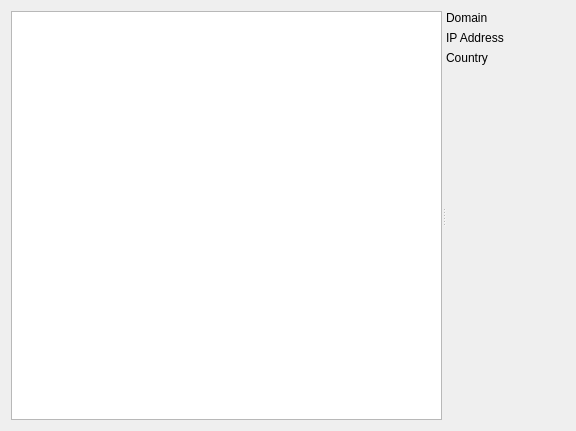
Above: dnspage.ui from kikz0rsk/FlowLab-Desktop before the change. Below: the same form after it.
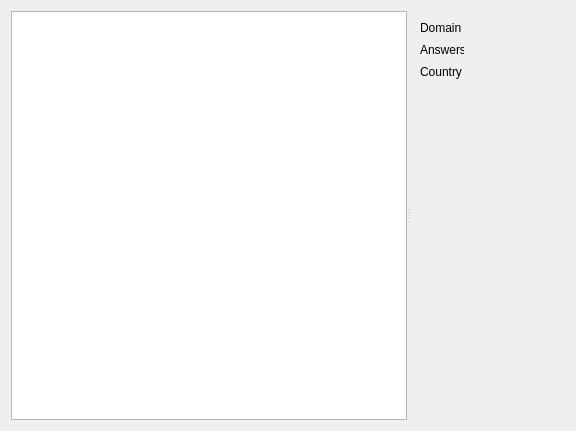
That is the form after the change.

```diff
--- a/dnspage.ui
+++ b/dnspage.ui
@@ -16,61 +16,89 @@
   <layout class="QHBoxLayout" name="horizontalLayout">
    <item>
     <widget class="QSplitter" name="splitter">
-     <property name="frameShape">
-      <enum>QFrame::Shape::NoFrame</enum>
-     </property>
      <property name="orientation">
       <enum>Qt::Orientation::Horizontal</enum>
      </property>
-     <property name="handleWidth">
-      <number>4</number>
-     </property>
-     <widget class="QListView" name="listView"/>
+     <widget class="QTableView" name="dnsList"/>
      <widget class="QWidget" name="formWidget" native="true">
-      <layout class="QFormLayout" name="formLayout">
-       <item row="0" column="0">
         <widget class="QLabel" name="label">
+       <property name="geometry">
+        <rect>
+         <x>9</x>
+         <y>9</y>
+         <width>42</width>
+         <height>16</height>
+        </rect>
+       </property>
          <property name="text">
           <string>Domain</string>
          </property>
         </widget>
-       </item>
-       <item row="0" column="1">
         <widget class="QLabel" name="domainText">
+       <property name="geometry">
+        <rect>
+         <x>59</x>
+         <y>9</y>
+         <width>16</width>
+         <height>16</height>
+        </rect>
+       </property>
          <property name="text">
           <string/>
          </property>
         </widget>
-       </item>
-       <item row="1" column="0">
         <widget class="QLabel" name="label_2">
+       <property name="geometry">
+        <rect>
+         <x>9</x>
+         <y>31</y>
+         <width>44</width>
+         <height>16</height>
+        </rect>
+       </property>
          <property name="text">
-          <string>IP Address</string>
-         </property>
-        </widget>
-       </item>
-       <item row="1" column="1">
-        <widget class="QLabel" name="ipAddressText">
+        <string>Answers</string>
+       </property>
+      </widget>
+      <widget class="QLabel" name="answersText">
+       <property name="geometry">
+        <rect>
+         <x>59</x>
+         <y>31</y>
+         <width>16</width>
+         <height>16</height>
+        </rect>
+       </property>
          <property name="text">
           <string/>
          </property>
         </widget>
-       </item>
-       <item row="2" column="0">
         <widget class="QLabel" name="label_3">
+       <property name="geometry">
+        <rect>
+         <x>9</x>
+         <y>53</y>
+         <width>43</width>
+         <height>16</height>
+        </rect>
+       </property>
          <property name="text">
           <string>Country</string>
          </property>
         </widget>
-       </item>
-       <item row="2" column="1">
         <widget class="QLabel" name="countryText">
+       <property name="geometry">
+        <rect>
+         <x>59</x>
+         <y>53</y>
+         <width>16</width>
+         <height>16</height>
+        </rect>
+       </property>
          <property name="text">
           <string/>
          </property>
         </widget>
-       </item>
-      </layout>
      </widget>
     </widget>
    </item>
```
Lines whose indentation alone changed are shown as unchanged.
